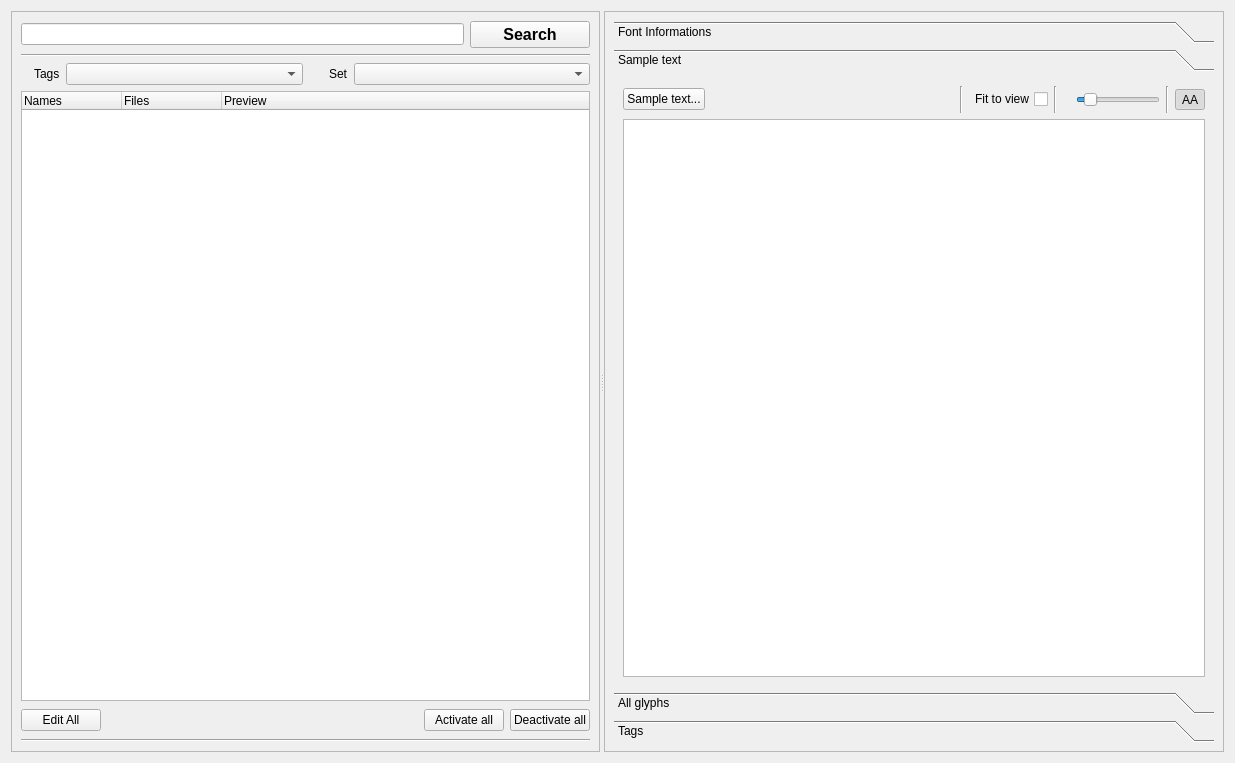
Old version of the form src/mainview.ui in the repository fontmatrix/fontmatrix.
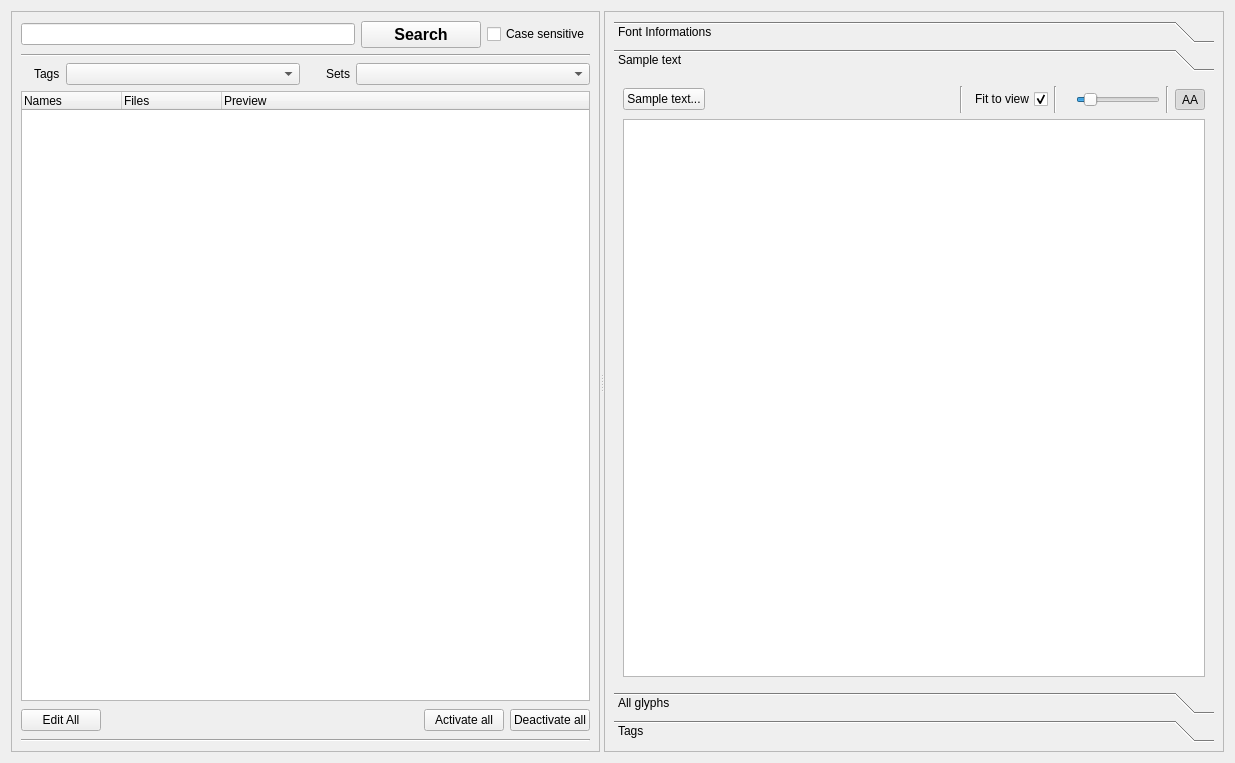
New version of the form. The open tabs and pages were chosen to show the change. Icons and pictures are not drawn.

Patch:
```diff
--- a/src/mainview.ui
+++ b/src/mainview.ui
@@ -70,6 +70,13 @@
            </property>
           </widget>
          </item>
+         <item>
+          <widget class="QCheckBox" name="sensitivityCheck" >
+           <property name="text" >
+            <string>Case sensitive</string>
+           </property>
+          </widget>
+         </item>
         </layout>
        </item>
        <item row="1" column="0" >
@@ -136,7 +143,7 @@
            <item>
             <widget class="QLabel" name="setlabel" >
              <property name="text" >
-              <string>Set</string>
+              <string>Sets</string>
              </property>
             </widget>
            </item>
@@ -319,8 +326,8 @@
            <rect>
             <x>0</x>
             <y>0</y>
-            <width>618</width>
-            <height>599</height>
+            <width>337</width>
+            <height>150</height>
            </rect>
           </property>
           <attribute name="label" >
@@ -368,6 +375,9 @@
                    <property name="text" >
                     <string>Fit to view</string>
                    </property>
+                   <property name="checked" >
+                    <bool>true</bool>
+                   </property>
                   </widget>
                  </item>
                  <item>
```
Left out of the diff: 5 changed lines with no effect on the pictures.
